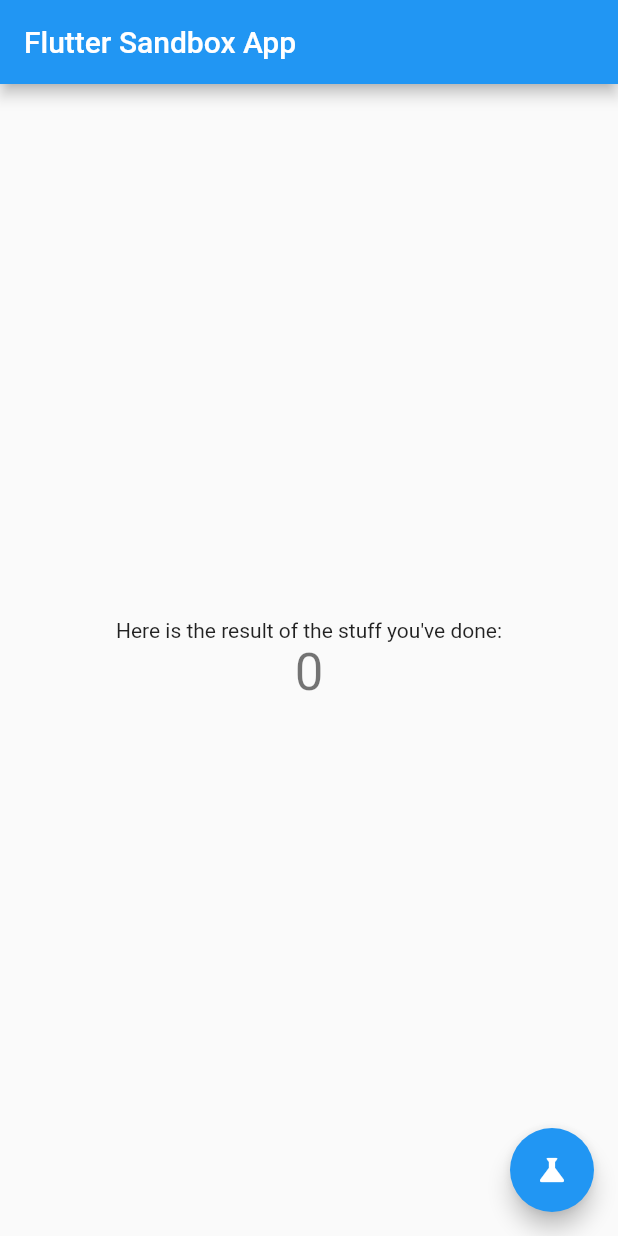
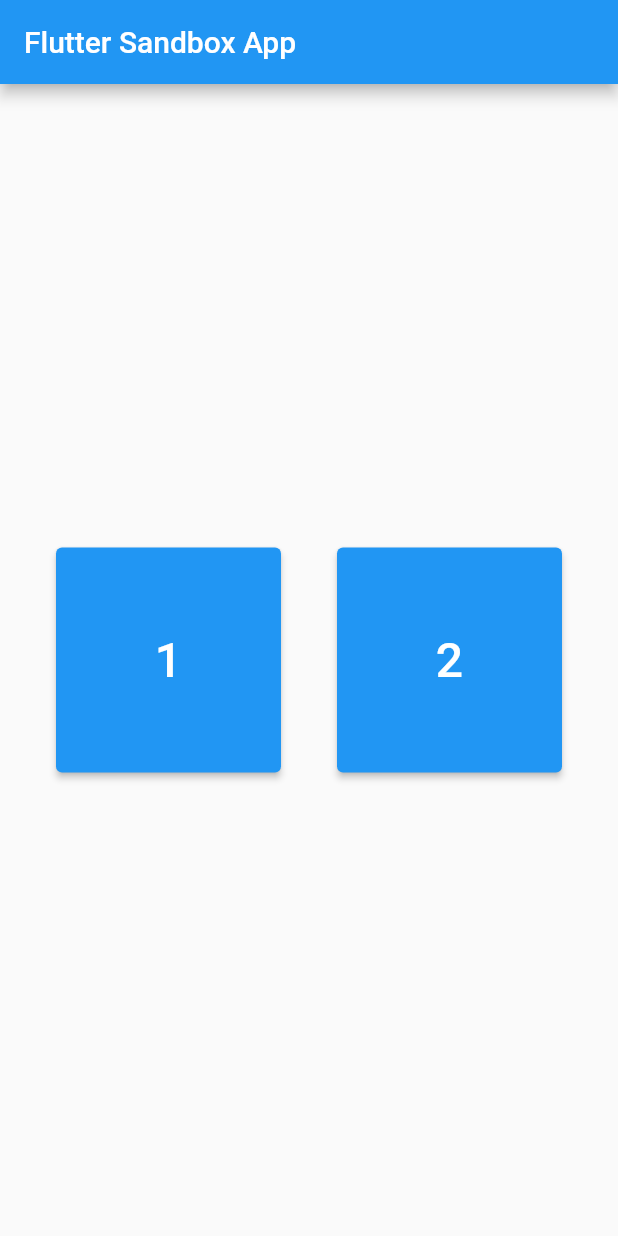
Before and after one commit to guitoof/flutter_sandbox, a Flutter app: the screen it shows after launch, on a phone screen of 412 x 824 dp. Run offline on Flutter 3.47's test engine with Material 2 defaults, Android fonts, the phone set to English and light mode, and no system bars.

Commit message:
:construction: (Buttons) DIsplay 2 buttons

```diff
--- a/lib/main.dart
+++ b/lib/main.dart
@@ -12,14 +12,6 @@ class MyApp extends StatefulWidget {
 }
 
 class _MyAppState extends State<MyApp> {
-  int _counter = 0;
-
-  void _doStuff() {
-    setState(() {
-      _counter++;
-    });
-  }
-
   @override
   Widget build(BuildContext context) {
     return MaterialApp(
@@ -29,21 +21,20 @@ class _MyAppState extends State<MyApp> {
           title: Text(widget.title),
         ),
         body: Center(
-          child: Column(
-            mainAxisAlignment: MainAxisAlignment.center,
-            children: <Widget>[
-              Text("Here is the result of the stuff you've done:"),
-              Text(
-                '$_counter',
-                style: Theme.of(context).textTheme.headline4,
-              ),
-            ],
+          child: Row(
+            mainAxisAlignment: MainAxisAlignment.spaceEvenly,
+            children: [1, 2]
+                .map((item) => ElevatedButton(
+                    style: TextButton.styleFrom(minimumSize: Size(150, 150)),
+                    onPressed: () {
+                      print('Click on: $item');
+                    },
+                    child: Text(
+                      item.toString(),
+                      style: TextStyle(fontSize: 32),
+                    )))
+                .toList(),
           ),
-        ),
-        floatingActionButton: FloatingActionButton(
-          onPressed: _doStuff,
-          tooltip: 'Do stuff...',
-          child: Icon(Icons.science),
         ),
       ),
     );
```
